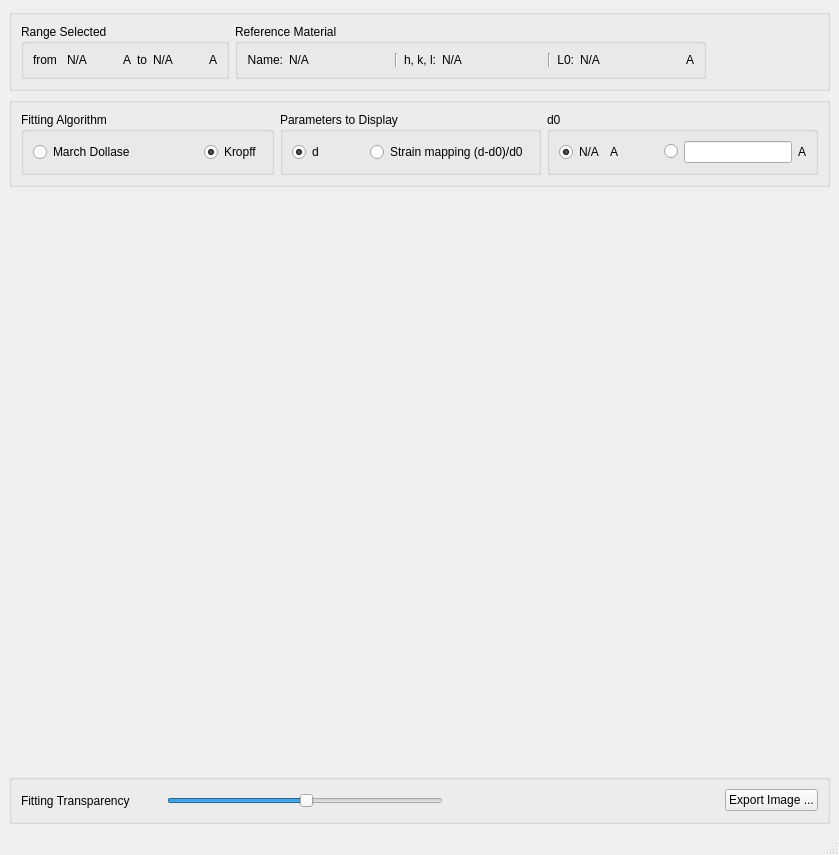
Old version of the form src/iBeatles/ui/ui_strainMapping.ui in the repository ornlneutronimaging/iBeatles.
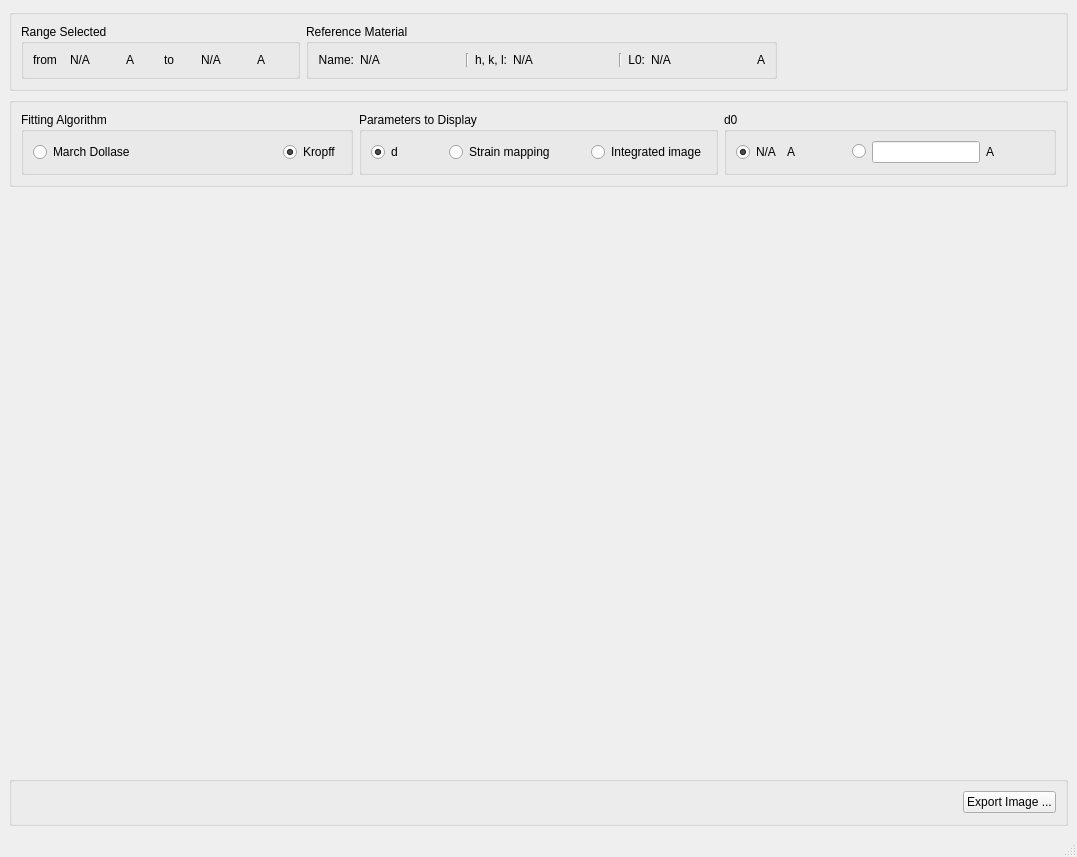
New version of the form.

Commit message: strain mapping, d and integrated image. this refs #94

The edit to the form file:
```diff
--- a/src/iBeatles/ui/ui_strainMapping.ui
+++ b/src/iBeatles/ui/ui_strainMapping.ui
@@ -6,8 +6,8 @@
    <rect>
     <x>0</x>
     <y>0</y>
-    <width>839</width>
-    <height>855</height>
+    <width>1077</width>
+    <height>857</height>
    </rect>
   </property>
   <property name="windowTitle">
@@ -328,7 +328,7 @@
           <item>
            <widget class="QRadioButton" name="radioButton_2">
             <property name="text">
-             <string>Strain mapping (d-d0)/d0</string>
+             <string>Strain mapping</string>
             </property>
            </widget>
           </item>
@@ -339,12 +339,19 @@
             </property>
             <property name="sizeHint" stdset="0">
              <size>
-              <width>1</width>
+              <width>30</width>
               <height>20</height>
              </size>
             </property>
            </spacer>
           </item>
+          <item>
+           <widget class="QRadioButton" name="display_integrated_image_radioButton">
+            <property name="text">
+             <string>Integrated image</string>
+            </property>
+           </widget>
+          </item>
          </layout>
         </widget>
        </item>
@@ -408,7 +415,7 @@
             </property>
             <property name="sizeHint" stdset="0">
              <size>
-              <width>0</width>
+              <width>34</width>
               <height>20</height>
              </size>
             </property>
@@ -454,35 +461,6 @@
        <string/>
       </property>
       <layout class="QHBoxLayout" name="horizontalLayout_4">
-       <item>
-        <widget class="QLabel" name="label">
-         <property name="minimumSize">
-          <size>
-           <width>140</width>
-           <height>0</height>
-          </size>
-         </property>
-         <property name="maximumSize">
-          <size>
-           <width>140</width>
-           <height>16777215</height>
-          </size>
-         </property>
-         <property name="text">
-          <string>Fitting Transparency</string>
-         </property>
-        </widget>
-       </item>
-       <item>
-        <widget class="QSlider" name="transparency_slider">
-         <property name="value">
-          <number>50</number>
-         </property>
-         <property name="orientation">
-          <enum>Qt::Horizontal</enum>
-         </property>
-        </widget>
-       </item>
        <item>
         <spacer name="horizontalSpacer_4">
          <property name="orientation">
@@ -490,7 +468,7 @@
          </property>
          <property name="sizeHint" stdset="0">
           <size>
-           <width>240</width>
+           <width>881</width>
            <height>16</height>
           </size>
          </property>
```
Left out of the diff: 58 changed lines with no effect on the pictures. The commit also changes 4 other files.
